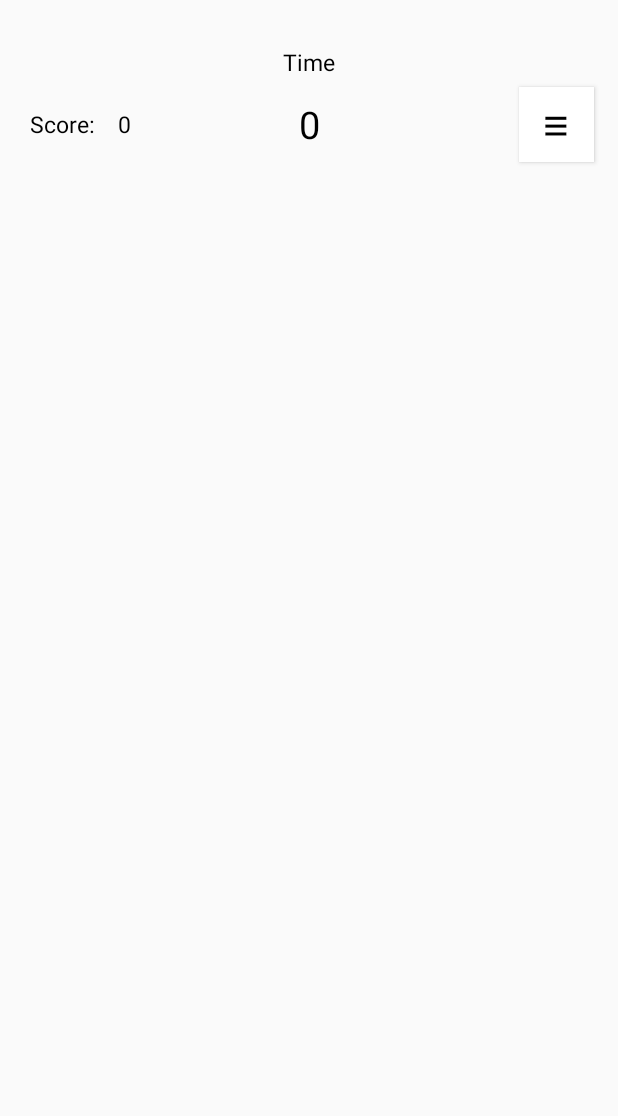
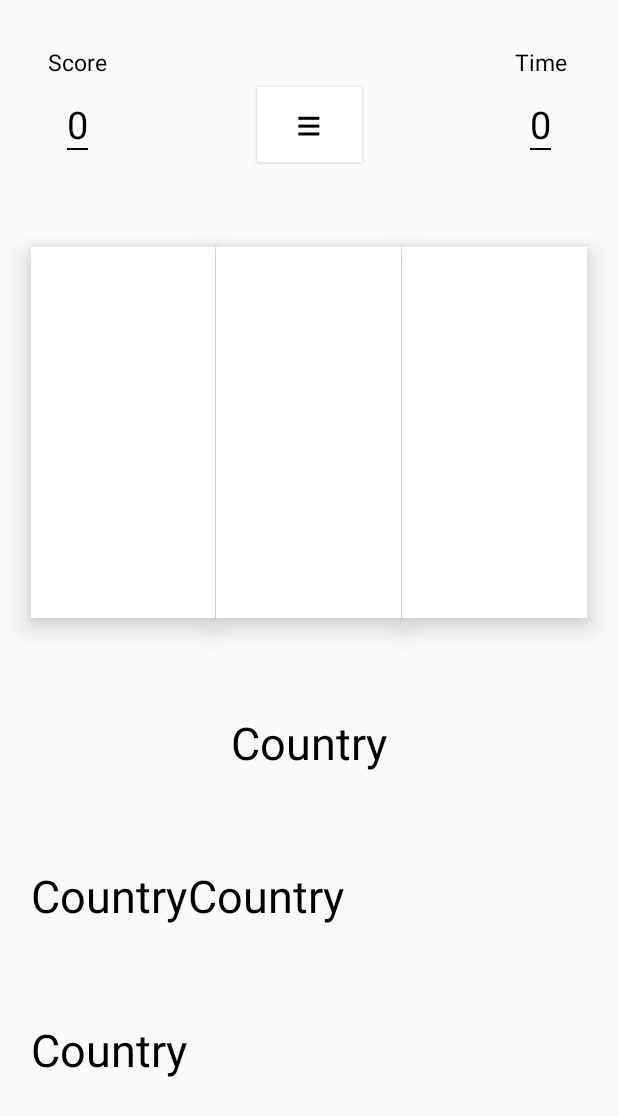
Before and after one commit to horjarobert/Android4thTestApp, an Android app: the ActionActivity screen opened directly, with no data from a screen before it, on a phone screen of 412 x 824 dp. Before the commit the part shown is almost empty. Shown: the top 1116 px of the screen. Run offline under Robolectric (Android 15) with nearby library versions, the phone set to English and light mode, and no system bars.

Commit message:
[UPD] 3rd update -4/10

```diff
--- a/app/src/main/java/com/stufflex/fillus/MainActivity.java
+++ b/app/src/main/java/com/stufflex/fillus/MainActivity.java
@@ -258,7 +258,7 @@ public class MainActivity extends AppCompatActivity {
 
         Pair[] pairs = new Pair[1];
 
-        pairs[0] = new Pair<View, String>(txt_next, "buttonNextActivity");
+        pairs[0] = new Pair<View, String>(btn_next, "buttonNextActivity");
 
         ActivityOptions activityOptions = ActivityOptions.makeSceneTransitionAnimation(MainActivity.this, pairs);
 
--- /dev/null
+++ b/app/src/main/res/drawable/flag_panel_right.xml
@@ -0,0 +1,16 @@
+<ripple xmlns:android="http://schemas.android.com/apk/res/android"
+    android:color="@color/gray">
+
+    <item
+        android:bottom="0dp"
+        android:left="0dp"
+        android:top="0dp"
+        android:right="1dp"
+        >
+        <shape>
+            <solid android:color="@android:color/white"/>
+        </shape>
+
+    </item>
+
+</ripple>
--- /dev/null
+++ b/app/src/main/res/drawable/txt_value.xml
@@ -0,0 +1,15 @@
+<ripple xmlns:android="http://schemas.android.com/apk/res/android"
+    android:color="@color/white">
+
+    <item android:top="-50dp" android:right="-50dp" android:left="-50dp">
+        <shape>
+            <solid android:color="@android:color/transparent" />
+            <stroke
+                android:dashGap="0px"
+                android:dashWidth="1px"
+                android:width="1dp"
+                android:color="@color/black" />
+        </shape>
+    </item>
+
+</ripple>
--- a/app/src/main/res/layout/activity_action.xml
+++ b/app/src/main/res/layout/activity_action.xml
@@ -70,6 +70,13 @@
       android:layout_height="wrap_content"
       android:orientation="horizontal"
       app:layout_constraintGuide_percent="0.9" />
+
+  <android.support.constraint.Guideline
+      android:id="@+id/guideline_ht_95"
+      android:layout_width="wrap_content"
+      android:layout_height="wrap_content"
+      android:orientation="horizontal"
+      app:layout_constraintGuide_percent="0.95" />
 
   <android.support.constraint.Guideline
       android:id="@+id/guideline_vt_05"
@@ -208,7 +215,7 @@
   <!-- BEGIN header -->
   <Button
       android:id="@+id/btn_menu_start"
-      android:layout_width="50dp"
+      android:layout_width="70dp"
       android:layout_height="50dp"
       android:background="@drawable/btn_next"
       android:text="@string/str_menu_start"
@@ -216,9 +223,10 @@
       android:gravity="center"
       android:textColor="@color/black"
       android:textSize="30sp"
+      android:transitionName="buttonNextActivity"
       app:layout_constraintBottom_toTopOf="@+id/guideline_ht_1"
-      app:layout_constraintEnd_toStartOf="@+id/guideline_vt_95"
-      app:layout_constraintStart_toStartOf="@+id/guideline_vt_85"
+      app:layout_constraintEnd_toStartOf="@+id/guideline_vt_5"
+      app:layout_constraintStart_toStartOf="@+id/guideline_vt_5"
       app:layout_constraintTop_toTopOf="@+id/guideline_ht_1" />
 
   <TextView
@@ -231,8 +239,8 @@
       android:textColor="@color/black"
       android:textSize="15sp"
       app:layout_constraintBottom_toTopOf="@+id/guideline_ht_1"
-      app:layout_constraintEnd_toStartOf="@+id/guideline_vt_5"
-      app:layout_constraintStart_toStartOf="@+id/guideline_vt_5"
+      app:layout_constraintEnd_toStartOf="@+id/guideline_vt_95"
+      app:layout_constraintStart_toStartOf="@+id/guideline_vt_8"
       app:layout_constraintTop_toTopOf="parent" />
 
   <TextView
@@ -244,10 +252,10 @@
       android:textAlignment="center"
       android:textColor="@color/black"
       android:textSize="25sp"
-      android:transitionName="buttonNextActivity"
+      android:background="@drawable/txt_value"
       app:layout_constraintBottom_toTopOf="@+id/guideline_ht_1"
-      app:layout_constraintEnd_toStartOf="@+id/guideline_vt_5"
-      app:layout_constraintStart_toStartOf="@+id/guideline_vt_5"
+      app:layout_constraintEnd_toStartOf="@+id/guideline_vt_95"
+      app:layout_constraintStart_toStartOf="@+id/guideline_vt_8"
       app:layout_constraintTop_toTopOf="@+id/guideline_ht_1" />
 
   <TextView
@@ -260,9 +268,9 @@
       android:textColor="@color/black"
       android:textSize="15sp"
       app:layout_constraintBottom_toTopOf="@+id/guideline_ht_1"
-      app:layout_constraintEnd_toStartOf="@+id/guideline_vt_15"
+      app:layout_constraintEnd_toStartOf="@+id/guideline_vt_2"
       app:layout_constraintStart_toStartOf="@+id/guideline_vt_05"
-      app:layout_constraintTop_toTopOf="@+id/guideline_ht_1" />
+      app:layout_constraintTop_toTopOf="parent" />
 
   <TextView
       android:id="@+id/txt_score_value"
@@ -272,11 +280,141 @@
       android:text="@string/str_value"
       android:textAlignment="center"
       android:textColor="@color/black"
-      android:textSize="15sp"
+      android:textSize="25sp"
+      android:background="@drawable/txt_value"
       app:layout_constraintBottom_toTopOf="@+id/guideline_ht_1"
       app:layout_constraintEnd_toStartOf="@+id/guideline_vt_2"
-      app:layout_constraintStart_toStartOf="@+id/guideline_vt_2"
+      app:layout_constraintStart_toStartOf="@+id/guideline_vt_05"
       app:layout_constraintTop_toTopOf="@+id/guideline_ht_1" />
   <!-- END header -->
 
+  <!-- BEGIN flag panels -->
+  <TextView
+      android:id="@+id/txt_panel_1"
+      android:layout_width="0dp"
+      android:layout_height="0dp"
+      android:background="@drawable/flag_panel_right"
+      android:translationZ="10dp"
+      app:layout_constraintBottom_toTopOf="@+id/guideline_ht_5"
+      app:layout_constraintEnd_toStartOf="@+id/guideline_vt_35"
+      app:layout_constraintStart_toStartOf="@+id/guideline_vt_05"
+      app:layout_constraintTop_toTopOf="@+id/guideline_ht_2" />
+
+  <TextView
+      android:id="@+id/txt_panel_2"
+      android:layout_width="0dp"
+      android:layout_height="0dp"
+      android:background="@drawable/flag_panel_right"
+      android:translationZ="10dp"
+      app:layout_constraintBottom_toTopOf="@+id/guideline_ht_5"
+      app:layout_constraintEnd_toStartOf="@+id/guideline_vt_65"
+      app:layout_constraintStart_toStartOf="@+id/guideline_vt_35"
+      app:layout_constraintTop_toTopOf="@+id/guideline_ht_2" />
+
+  <TextView
+      android:id="@+id/txt_panel_3"
+      android:layout_width="0dp"
+      android:layout_height="0dp"
+      android:background="@drawable/btn_next"
+      android:translationZ="10dp"
+      app:layout_constraintBottom_toTopOf="@+id/guideline_ht_5"
+      app:layout_constraintEnd_toStartOf="@+id/guideline_vt_95"
+      app:layout_constraintStart_toStartOf="@+id/guideline_vt_65"
+      app:layout_constraintTop_toTopOf="@+id/guideline_ht_2" />
+
+
+  <!-- END flag panels -->
+
+  <!-- BEGIN txt_country -->
+  <TextView
+      android:id="@+id/textView2"
+      android:layout_width="wrap_content"
+      android:layout_height="wrap_content"
+      android:text="@string/str_country"
+      android:textAlignment="center"
+      android:gravity="center"
+      android:textSize="30sp"
+      android:textColor="@color/black"
+      app:layout_constraintBottom_toTopOf="@+id/guideline_ht_6"
+      app:layout_constraintEnd_toStartOf="@+id/guideline_vt_5"
+      app:layout_constraintStart_toStartOf="@+id/guideline_vt_5"
+      app:layout_constraintTop_toTopOf="@+id/guideline_ht_6" />
+
+
+  <!-- END txt_country -->
+
+  <!-- BEGIN scrollLayout -->
+  <HorizontalScrollView
+      android:layout_width="0dp"
+      android:layout_height="0dp"
+      app:layout_constraintBottom_toTopOf="@+id/guideline_ht_95"
+      app:layout_constraintEnd_toStartOf="@+id/guideline_vt_95"
+      app:layout_constraintStart_toStartOf="@+id/guideline_vt_05"
+      app:layout_constraintTop_toTopOf="@+id/guideline_ht_7">
+
+    <LinearLayout
+        android:layout_width="match_parent"
+        android:layout_height="match_parent"
+        android:orientation="vertical"
+        android:weightSum="2"
+        >
+
+      <LinearLayout
+          android:layout_width="match_parent"
+          android:layout_height="wrap_content"
+          android:layout_weight="1"
+          >
+        <TextView
+            android:id="@+id/textView111231"
+            android:layout_width="wrap_content"
+            android:layout_height="wrap_content"
+            android:text="@string/str_country"
+            android:textAlignment="center"
+            android:gravity="center"
+            android:textSize="30sp"
+            android:textColor="@color/black"
+            app:layout_constraintBottom_toTopOf="@+id/guideline_ht_6"
+            app:layout_constraintEnd_toStartOf="@+id/guideline_vt_5"
+            app:layout_constraintStart_toStartOf="@+id/guideline_vt_5"
+            app:layout_constraintTop_toTopOf="@+id/guideline_ht_6" />
+
+        <TextView
+            android:id="@+id/textView1111"
+            android:layout_width="wrap_content"
+            android:layout_height="wrap_content"
+            android:text="@string/str_country"
+            android:textAlignment="center"
+            android:gravity="center"
+            android:textSize="30sp"
+            android:textColor="@color/black"
+            app:layout_constraintBottom_toTopOf="@+id/guideline_ht_6"
+            app:layout_constraintEnd_toStartOf="@+id/guideline_vt_5"
+            app:layout_constraintStart_toStartOf="@+id/guideline_vt_5"
+            app:layout_constraintTop_toTopOf="@+id/guideline_ht_6" />
+      </LinearLayout>
+
+      <LinearLayout
+          android:layout_width="match_parent"
+          android:layout_height="wrap_content"
+          android:layout_weight="1"
+          >
+        <TextView
+            android:id="@+id/textView11"
+            android:layout_width="wrap_content"
+            android:layout_height="wrap_content"
+            android:text="@string/str_country"
+            android:textAlignment="center"
+            android:gravity="center"
+            android:textSize="30sp"
+            android:textColor="@color/black"
+            app:layout_constraintBottom_toTopOf="@+id/guideline_ht_6"
+            app:layout_constraintEnd_toStartOf="@+id/guideline_vt_5"
+            app:layout_constraintStart_toStartOf="@+id/guideline_vt_5"
+            app:layout_constraintTop_toTopOf="@+id/guideline_ht_6" />
+      </LinearLayout>
+
+    </LinearLayout>
+  </HorizontalScrollView>
+  <!-- END scrollLayout -->
+
   </android.support.constraint.ConstraintLayout>
--- a/app/src/main/res/layout/activity_main.xml
+++ b/app/src/main/res/layout/activity_main.xml
@@ -394,6 +394,7 @@
         android:background="@drawable/btn_next"
         android:translationZ="5dp"
         android:onClick="GoToNextActivity"
+        android:transitionName="buttonNextActivity"
         app:layout_constraintBottom_toTopOf="@+id/guideline_ht_8"
         app:layout_constraintEnd_toStartOf="@+id/guideline_vt_5"
         app:layout_constraintStart_toStartOf="@+id/guideline_vt_5"
--- a/app/src/main/res/values/strings.xml
+++ b/app/src/main/res/values/strings.xml
@@ -15,9 +15,10 @@
     <string name="str_menu_start">≡</string>
     <string name="str_menu_close">×</string>
 
-    <string name="str_score">Score:</string>
+    <string name="str_score">Score</string>
     <string name="str_time">Time</string>
     <string name="str_value">0</string>
 
+    <string name="str_country">Country</string>
 
 </resources>
```
